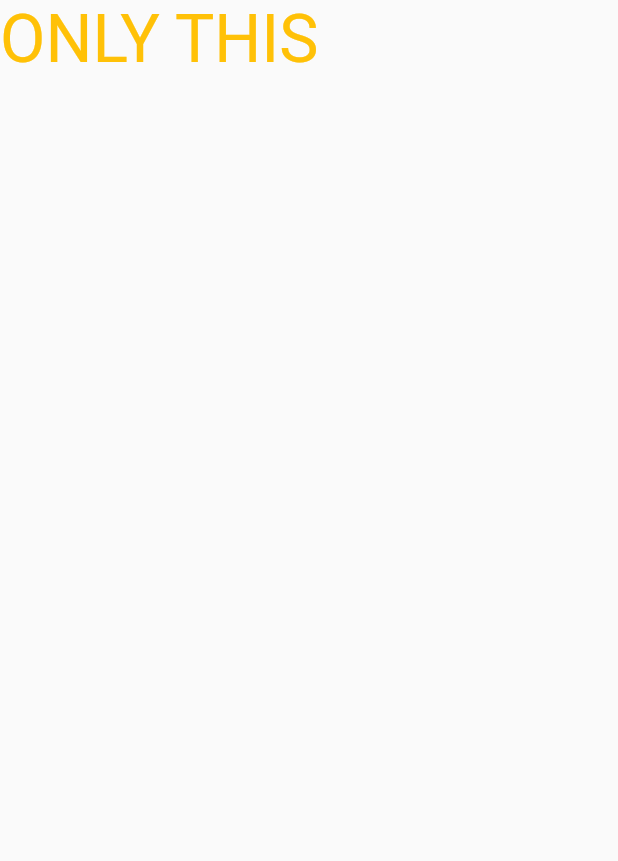
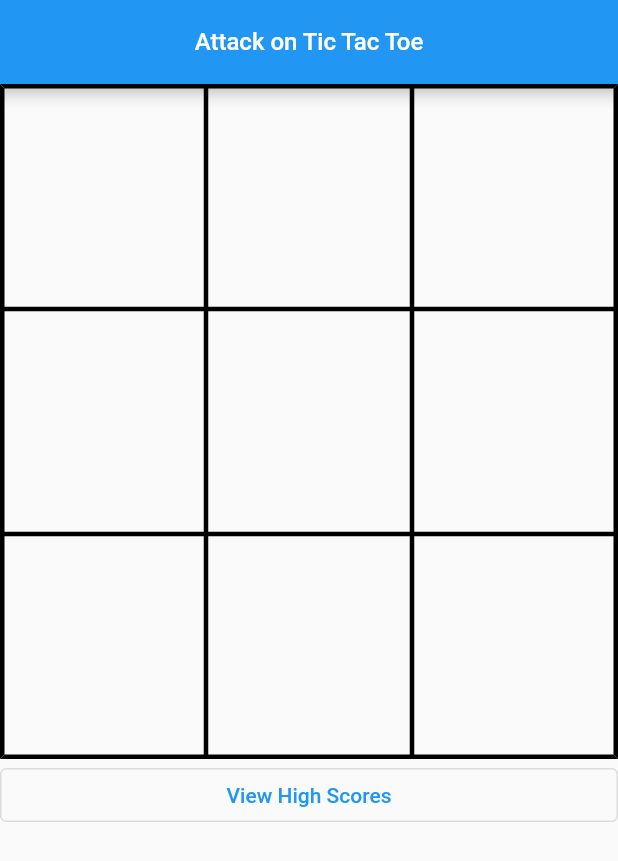
Before and after one commit to ramizqazi/Flutter-Practice, a Flutter app: the StaticScreen screen opened directly, on a phone screen of 412 x 824 dp. Shown: the top 861 px of the screen. Run offline on Flutter 3.47's test engine with Material 2 defaults, Android fonts, the phone set to English and light mode, and no system bars.

Commit message:
class 3 (tic tac toe game)

```diff
--- a/lib/screens/static_screen.dart
+++ b/lib/screens/static_screen.dart
@@ -1,14 +1,34 @@
 import 'package:flutter/material.dart';
+
+import '../widgets/tictactoe.dart';
+import './high_score.dart';
 
 class StaticScreen extends StatelessWidget {
   const StaticScreen({super.key});
 
   @override
   Widget build(BuildContext context) {
-    return const Scaffold(
-      body: Text(
-        "ONLY THIS",
-        style: TextStyle(color: Colors.amber, fontSize: 44),
+    return Scaffold(
+      appBar: AppBar(
+        title: Text(
+          'Attack on Tic Tac Toe',
+          style: TextStyle(
+            fontSize: 16,
+          ),
+        ),
+        centerTitle: true,
+      ),
+      body: ListView(
+        children: [
+          const TicTacToe(),
+          OutlinedButton(
+              onPressed: () => Navigator.of(context).push(
+                    MaterialPageRoute(
+                      builder: (context) => HighScores(),
+                    ),
+                  ),
+              child: Text('View High Scores'))
+        ],
       ),
     );
   }
--- /dev/null
+++ b/lib/widgets/tictactoe.dart
@@ -0,0 +1,153 @@
+import 'package:flutter/material.dart';
+
+class TicTacToe extends StatefulWidget {
+  const TicTacToe({super.key});
+
+  @override
+  State<TicTacToe> createState() => _TicTacToeState();
+}
+
+class _TicTacToeState extends State<TicTacToe> {
+  List<bool?> board = [];
+  bool currentTurn = true;
+
+  // This is like useEffect in React/ReactNative
+  // This add null 9 times in board at load
+  @override
+  void initState() {
+    for (int i = 0; i < 9; i++) {
+      board.add(null);
+    }
+    super.initState();
+  }
+
+  @override
+  Widget build(BuildContext context) {
+    return Table(
+      border: TableBorder.all(width: 3),
+      children: [
+        TableRow(children: [
+          TableCell(child: slot(0)),
+          TableCell(child: slot(1)),
+          TableCell(child: slot(2)),
+        ]),
+        TableRow(children: [
+          TableCell(child: slot(3)),
+          TableCell(child: slot(4)),
+          TableCell(child: slot(5)),
+        ]),
+        TableRow(children: [
+          TableCell(child: slot(6)),
+          TableCell(child: slot(7)),
+          TableCell(child: slot(8)),
+        ]),
+      ],
+    );
+  }
+
+  bool hasWonGame(bool b) {
+    const List<List<int>> winningCombos = [
+      // horizontal
+      [0, 1, 2],
+      [3, 4, 5],
+      [6, 7, 8],
+      // vertical
+      [0, 3, 6],
+      [1, 4, 7],
+      [2, 5, 8],
+      // diagonal
+      [0, 4, 8],
+      [2, 4, 6],
+    ];
+    for (int i = 0; i < winningCombos.length; i++) {
+      List<int> check = winningCombos[i];
+      if (board[check[0]] == b &&
+          board[check[1]] == b &&
+          board[check[2]] == b) {
+        return true;
+      }
+    }
+    return false;
+  }
+
+  tie() {
+    for (int i = 0; i < 9; i++) {
+      if (board[i] == null) {
+        return false;
+      }
+    }
+    return true;
+  }
+
+  evaluateGame() async {
+    if (hasWonGame(currentTurn)) {
+      return await showDialog(
+        context: context,
+        barrierDismissible: false,
+        builder: (context) => AlertDialog(
+          title: Text("Congratulations!"),
+          content: Text((currentTurn ? "Levi" : "Eren") + " has won the game!"),
+          actions: [
+            TextButton(
+              onPressed: () {
+                setState(() {
+                  for (int i = 0; i < 9; i++) {
+                    board[i] = null;
+                  }
+                });
+                Navigator.of(context).pop();
+              },
+              child: Text("PLAY AGAIN"),
+            ),
+          ],
+        ),
+      );
+    }
+    if (tie()) {
+      return await showDialog(
+          context: context,
+          builder: (context) => AlertDialog(
+                title: Text('Tie'),
+                content: Text('Game is Tie'),
+                actions: [
+                  TextButton(
+                    onPressed: () {
+                      setState(() {
+                        for (int i = 0; i < 9; i++) {
+                          board[i] = null;
+                        }
+                      });
+                      Navigator.of(context).pop();
+                    },
+                    child: Text("PLAY AGAIN"),
+                  ),
+                ],
+              ));
+    }
+    currentTurn = !currentTurn;
+  }
+
+  // spiderman = ture, levi = false
+  Widget slot(int i) {
+    return InkWell(
+      onTap: () {
+        if (board[i] != null) {
+          return;
+        }
+        setState(() {
+          board[i] = currentTurn;
+        });
+        return evaluateGame();
+      },
+      child: Container(
+        height: 150,
+        child: board[i] == null
+            ? const SizedBox(
+                height: 150,
+              )
+            : Image.asset(
+                board[i] == true ? "assets/levi.png" : "assets/eren.png"),
+      ),
+    );
+  }
+}
```
Also changed, not shown: lib/main.dart (+4 -3 lines), lib/screens/high_score.dart (added, +23 -0 lines), assets/eren.png (added).
